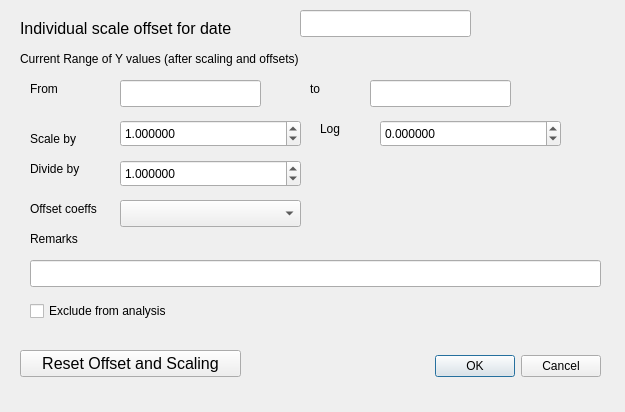
Before: the Qt Designer form Numpy/Sdadmin/yindscaleoffdlg.ui in JohnMCollins/python-astro-progs, drawn with Qt 5.
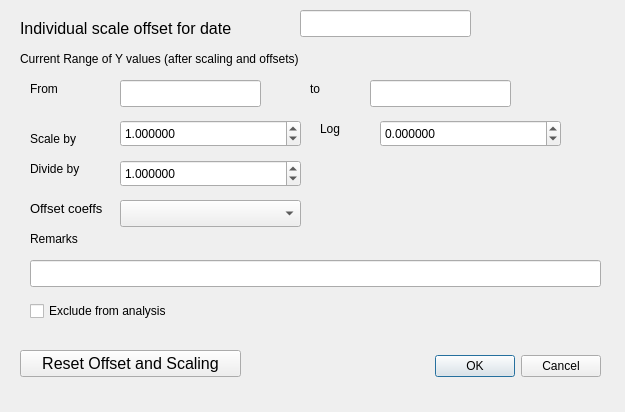
After: the same form once the commit is applied.

Commit message: Fix font size errors

What changed in the file:
```diff
--- a/Numpy/Sdadmin/yindscaleoffdlg.ui
+++ b/Numpy/Sdadmin/yindscaleoffdlg.ui
@@ -203,7 +203,7 @@
     <rect>
      <x>30</x>
      <y>160</y>
-     <width>62</width>
+     <width>81</width>
      <height>17</height>
     </rect>
    </property>
@@ -340,6 +340,11 @@
      <height>17</height>
     </rect>
    </property>
+   <property name="font">
+    <font>
+     <pointsize>10</pointsize>
+    </font>
+   </property>
    <property name="text">
     <string>Offset coeffs</string>
    </property>
```
The commit also changes 11 other files.
